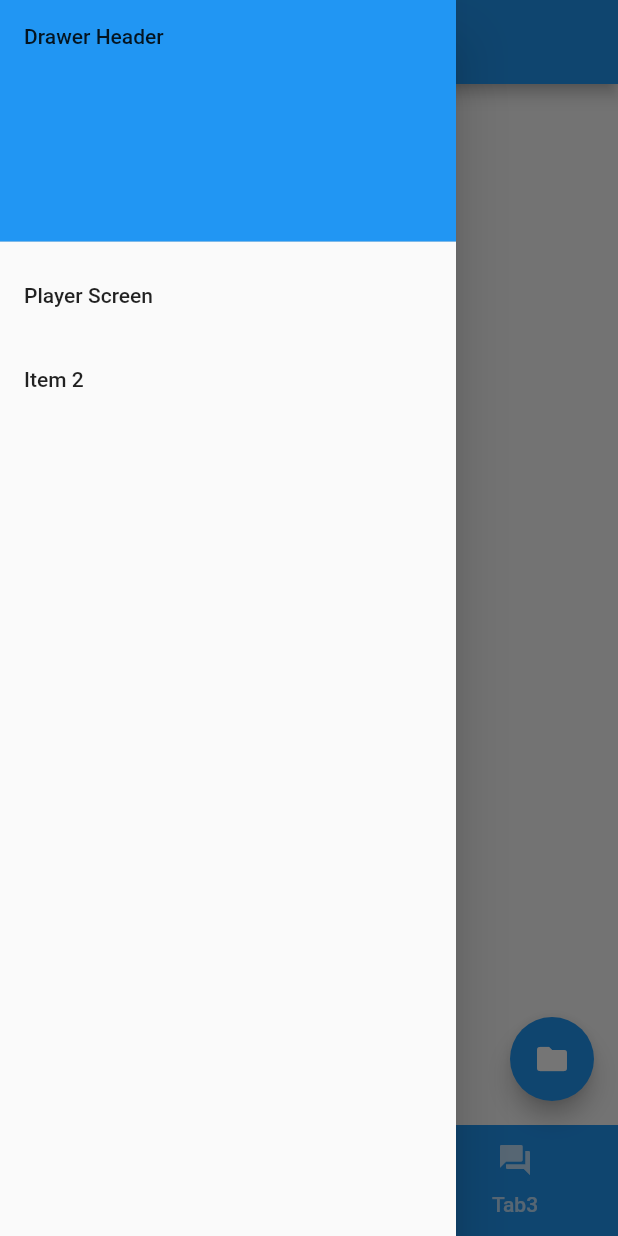
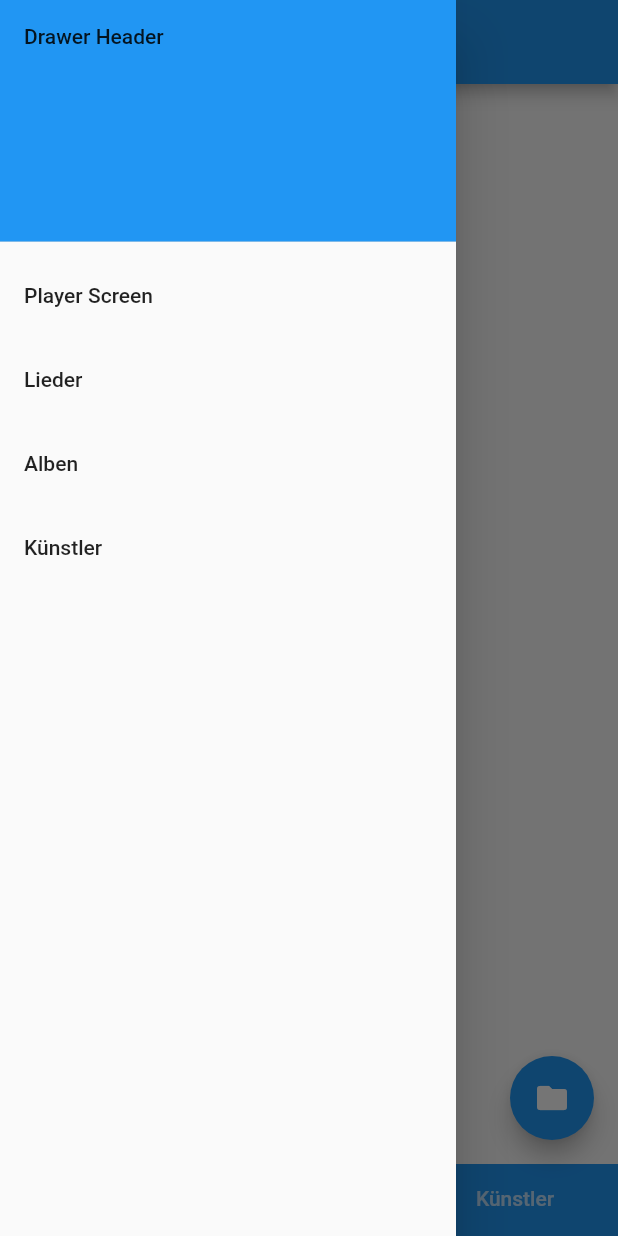
Before and after one commit to labtecs/FlyMusic, a Flutter app: the screen it shows after launch, with the side drawer open, on a phone screen of 412 x 824 dp. Run offline on Flutter 3.47's test engine with Material 2 defaults, Android fonts, the phone set to English and light mode, and no system bars; our stand-ins replace audioplayers, floor, permission_handler, sqflite; missing offline and left inert: folder_picker, id3; accounts and stored records are empty; generated files the repository leaves out were written again.

Commit message:
Update drawer Screen

```diff
--- a/lib/screens/drawer_screen.dart
+++ b/lib/screens/drawer_screen.dart
@@ -26,8 +26,14 @@ class _DrawerScreenState extends State<DrawerScreen> {
             },
           ),
           ListTile(
-            title: Text('Item 2'),
+            title: Text('Lieder'),
           ),
+          ListTile(
+            title: Text('Alben'),
+          ),
+          ListTile(
+            title: Text('Künstler'),
+          )
         ],
       ),
     );
--- a/lib/screens/main_screen.dart
+++ b/lib/screens/main_screen.dart
@@ -22,9 +22,9 @@ class _StartScreenState extends State<StartScreen>
 
 
   static const _ktabs = <Tab> [
-    Tab(icon: Icon(Icons.cloud), text: 'Tab1'),
-    Tab(icon: Icon(Icons.alarm), text: 'Tab2'),
-    Tab(icon: Icon(Icons.forum), text: 'Tab3'),
+    Tab(text: 'Lieder'),
+    Tab(text: 'Alben'),
+    Tab(text: 'Künstler'),
   ];
 
   @override
@@ -47,7 +47,7 @@ class _StartScreenState extends State<StartScreen>
     return Scaffold(
       drawer: DrawerScreen(),
       appBar: AppBar(
-        title: Text("FlyMusic - Tracks"),
+        title: Text("FlyMusic"),
       ),
       //body: TrackList(),
       body: TabBarView(
```
